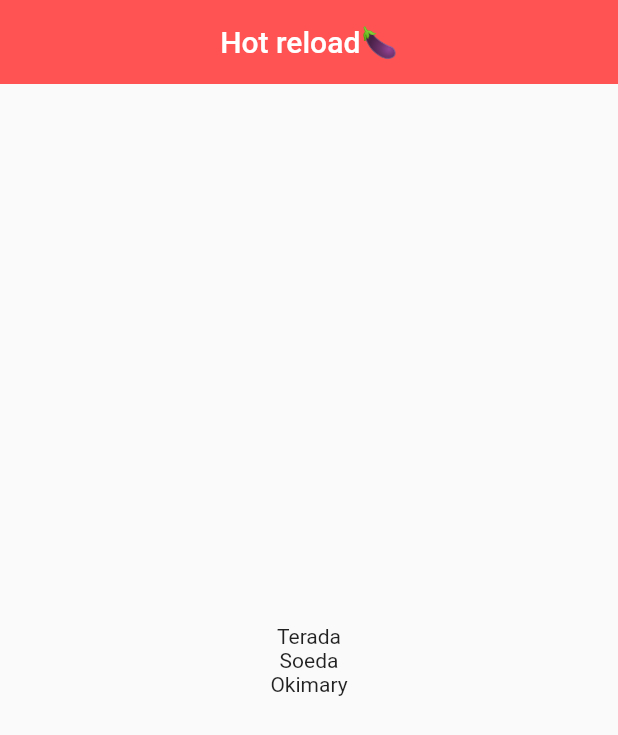
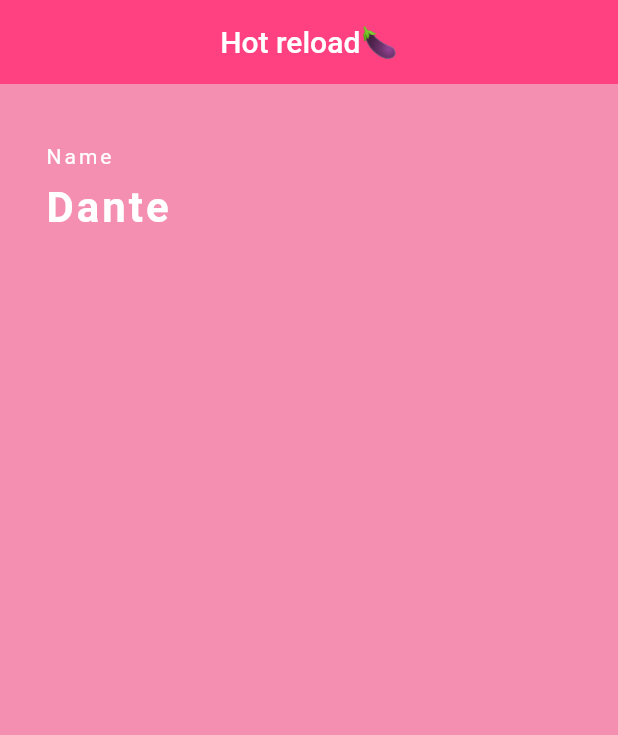
Before and after one commit to TERADA-DANTE/flutera, a Flutter app: the screen it shows after launch, on a phone screen of 412 x 824 dp. Shown: the top 735 px of the screen. Run offline on Flutter 3.47's test engine with Material 2 defaults, Android fonts, the phone set to English and light mode, and no system bars.

Commit message:
:hammer: Update main.dart
Study on CrossAxisAlignment, TextStyle

```diff
--- a/my_app/lib/main.dart
+++ b/my_app/lib/main.dart
@@ -16,17 +16,36 @@ class MyHomePage extends StatelessWidget {
   @override
   Widget build(BuildContext context) {
     return Scaffold(
+      backgroundColor: Colors.pink[200],
       appBar: AppBar(
         title: Text("Hot reload🍆"),
         centerTitle: true,
-          backgroundColor: Colors.redAccent,
+        backgroundColor: Colors.pinkAccent,
         elevation: 0.0,
       ),
-        body: Center(
+      body: Padding(
+        padding: EdgeInsets.fromLTRB(30.0, 40.0, 0.0, 0.0),
         child: Column(
-            mainAxisAlignment: MainAxisAlignment.center,
-            children: [Text('Terada'), Text('Soeda'), Text('Okimary')],
+          children: [
+            Text(
+              'Name',
+              style: TextStyle(color: Colors.white, letterSpacing: 2.0),
             ),
-        ));
+            SizedBox(
+              height: 10.0,
+            ),
+            Text(
+              'Dante',
+              style: TextStyle(
+                  color: Colors.white,
+                  letterSpacing: 2.0,
+                  fontSize: 28.0,
+                  fontWeight: FontWeight.bold),
+            )
+          ],
+          crossAxisAlignment: CrossAxisAlignment.start,
+        ),
+      ),
+    );
   }
 }
```
Lines whose indentation alone changed are shown as unchanged.
